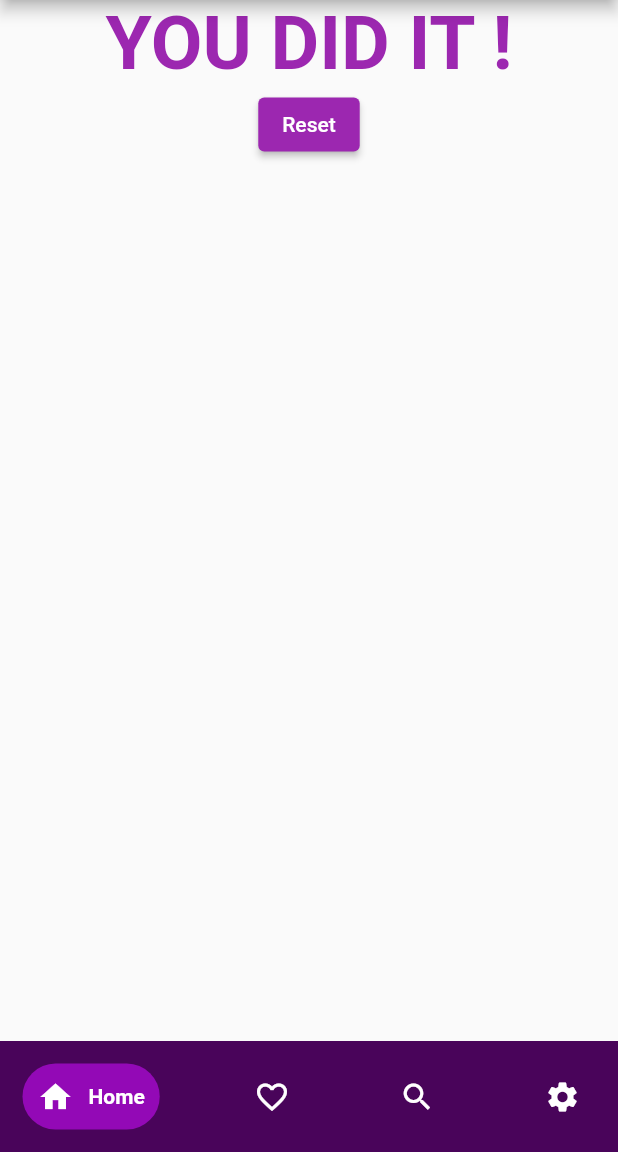
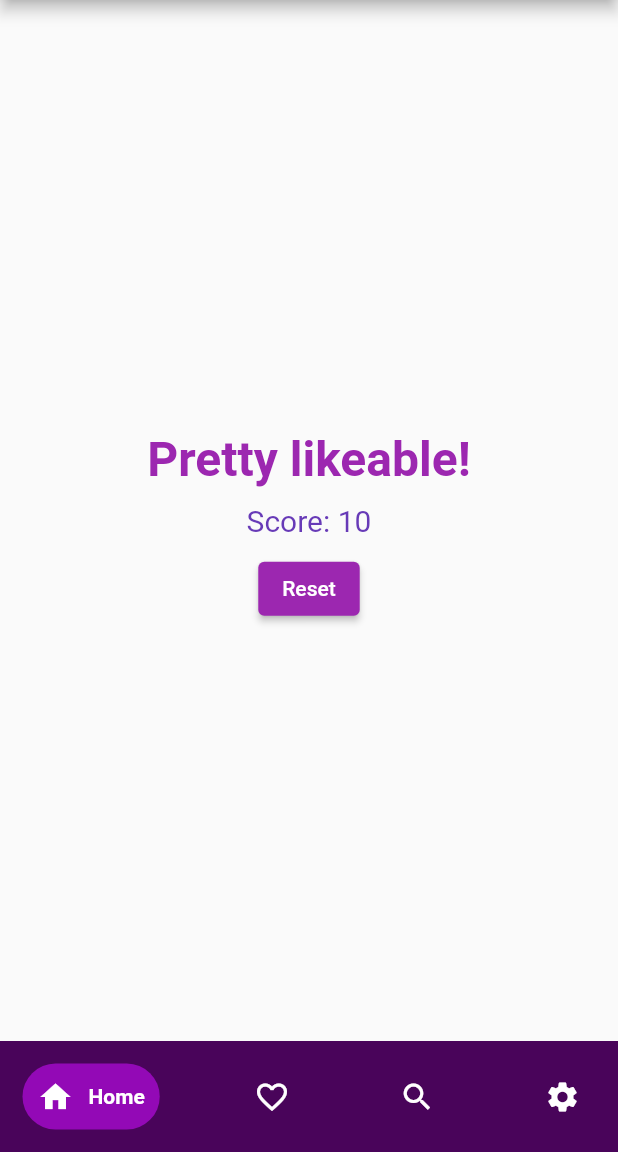
Before and after one commit to MiDev7/FlutterLearning, a Flutter app: the screen it shows after launch, after a tap on "Yellow", after a tap on "Alexander", after a tap on "Richness", on a phone screen of 412 x 824 dp, the part 84-1236 px from its top. Run offline on Flutter 3.47's test engine with Material 2 defaults, Android fonts, the phone set to English and light mode, and no system bars; drawn by our look-alikes of google_nav_bar.

Commit message:
First app completed

```diff
--- a/lib/main.dart
+++ b/lib/main.dart
@@ -21,20 +21,38 @@ class _MyAppState extends State<MyApp> {
   static const _questions = [
     {
       "questionText": 'What is your favourtie colour?',
-      "answer": ['Yellow', 'Green', 'Blue', 'Red'],
+      "answer": [
+        {'text': 'Yellow', 'score': 5},
+        {'text': 'Green', 'score': 8},
+        {'text': 'Blue', 'score': 2},
+        {'text': 'Red', 'score': 4}
+      ],
     },
     {
       "questionText": 'What is your name ?',
-      "answer": ['Tony', 'Alexander', 'Angelo', 'Polo'],
+      "answer": [
+        {'text': 'Tony', 'score': 5},
+        {'text': 'Alexander', 'score': 2},
+        {'text': 'Angelo', 'score': 4},
+        {'text': 'Polo', 'score': 8}
+      ],
     },
     {
       "questionText": 'What is your dream or goal in life ?',
-      "answer": ['Smartest', 'Strongest', 'Richness', 'Footballer'],
+      "answer": [
+        {'text': 'Smartest', 'score': 4},
+        {'text': 'Strongest', 'score': 5},
+        {'text': 'Richness', 'score': 3},
+        {'text': 'Footballer', 'score': 6}
+      ],
     },
   ];
   var _questionIndex = 0;
+  var _totalScore = 0;
 
-  void _answerQuestion() {
+  void _answerQuestion(int score) {
+    _totalScore += score;
+
     setState(() {
       _questionIndex = _questionIndex + 1;
     });
@@ -42,6 +60,7 @@ class _MyAppState extends State<MyApp> {
 
   void _resetQuestion() {
     setState(() {
+      _totalScore = 0;
       _questionIndex = 0;
     });
   }
@@ -50,6 +69,7 @@ class _MyAppState extends State<MyApp> {
   Widget build(BuildContext context) {
     return MaterialApp(
       home: Scaffold(
+          resizeToAvoidBottomInset: false,
           appBar: AppBar(
             title: const Text('My first App'),
             backgroundColor: const Color.fromARGB(255, 73, 4, 90),
@@ -59,7 +79,10 @@ class _MyAppState extends State<MyApp> {
                   answerQuestion: _answerQuestion,
                   questionsText: _questions,
                   index: _questionIndex)
-              : Result(resetQuestion: _resetQuestion),
+              : Result(
+                  resetQuestion: _resetQuestion,
+                  resultScore: _totalScore,
+                ),
           bottomNavigationBar: const BottomBar()),
     );
   }
--- a/lib/quiz.dart
+++ b/lib/quiz.dart
@@ -3,7 +3,7 @@ import './answer.dart';
 import './question.dart';
 
 class Quiz extends StatelessWidget {
-  final VoidCallback answerQuestion;
+  final Function answerQuestion;
   final List<Map<String, Object>> questionsText;
   final int index;
   const Quiz(
@@ -14,7 +14,9 @@ class Quiz extends StatelessWidget {
 
   @override
   Widget build(BuildContext context) {
-    return Column(
+    return Center(
+      child: Column(
+        mainAxisAlignment: MainAxisAlignment.center,
         children: [
           const Text(
             'The Quiz',
@@ -26,10 +28,13 @@ class Quiz extends StatelessWidget {
           Question(
             questionsText[index]["questionText"] as String,
           ),
-        ...(questionsText[index]["answer"] as List<String>).map((answer) {
-          return Answer(answerQuestion, answer);
+          ...(questionsText[index]["answer"] as List<Map<String, Object>>)
+              .map((answer) {
+            return Answer(() => answerQuestion(answer['score']),
+                answer['text'] as String);
           }),
         ],
+      ),
     );
   }
 }
--- a/lib/result.dart
+++ b/lib/result.dart
@@ -2,19 +2,52 @@ import 'package:flutter/material.dart';
 
 class Result extends StatelessWidget {
   final VoidCallback resetQuestion;
-  const Result({super.key, required this.resetQuestion});
+  final int resultScore;
+  const Result(
+      {super.key, required this.resetQuestion, required this.resultScore});
+
+  String get resultPhrase {
+    String resultText;
+    if (resultScore <= 8) {
+      resultText = " You are awesome and innocent!";
+    } else if (resultScore <= 16) {
+      resultText = 'Pretty likeable!';
+    } else if (resultScore <= 24) {
+      resultText = 'You are strange!';
+    } else {
+      resultText = 'You are bad!';
+    }
+
+    return resultText;
+  }
 
   @override
   Widget build(BuildContext context) {
     return Center(
       child: Column(
-        children: [
-          const Text(
-            "YOU DID IT !",
-            style: TextStyle(
-              fontSize: 50,
-              fontWeight: FontWeight.bold,
-              color: Colors.purple,
+        mainAxisAlignment: MainAxisAlignment.center,
+        children: <Widget>[
+          Padding(
+            padding: const EdgeInsets.all(10.0),
+            child: Text(
+              resultPhrase,
+              style: const TextStyle(
+                fontSize: 32,
+                fontWeight: FontWeight.bold,
+                color: Colors.purple,
+              ),
+              textAlign: TextAlign.center,
+            ),
+          ),
+          Padding(
+            padding: const EdgeInsets.only(bottom: 10.0),
+            child: Text(
+              'Score: $resultScore',
+              style: const TextStyle(
+                fontSize: 20,
+                fontWeight: FontWeight.w400,
+                color: Colors.deepPurple,
+              ),
             ),
           ),
           ElevatedButton(
```
Lines whose indentation alone changed are shown as unchanged.
